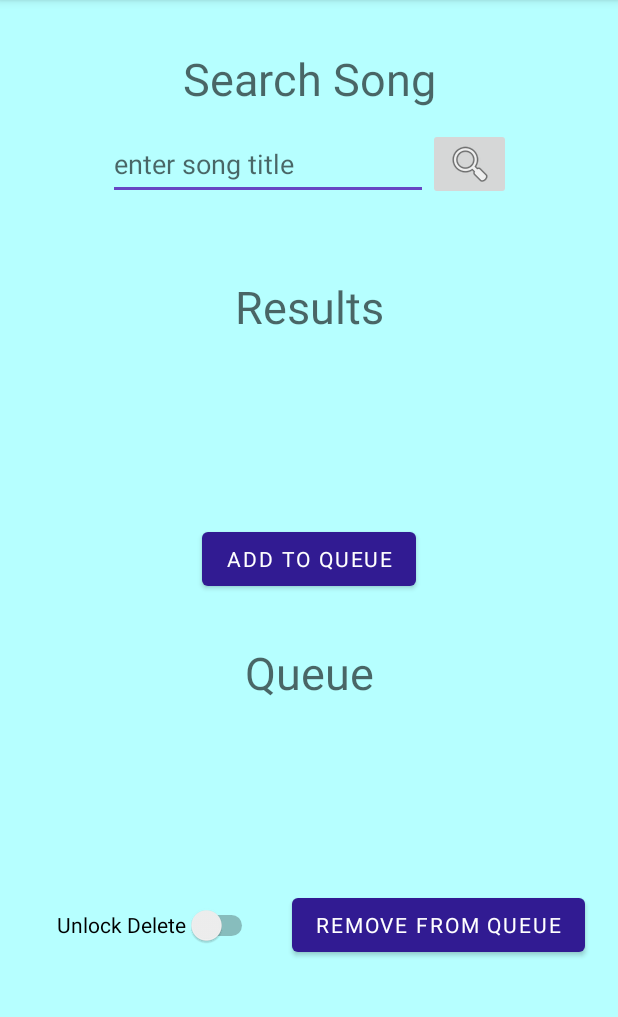
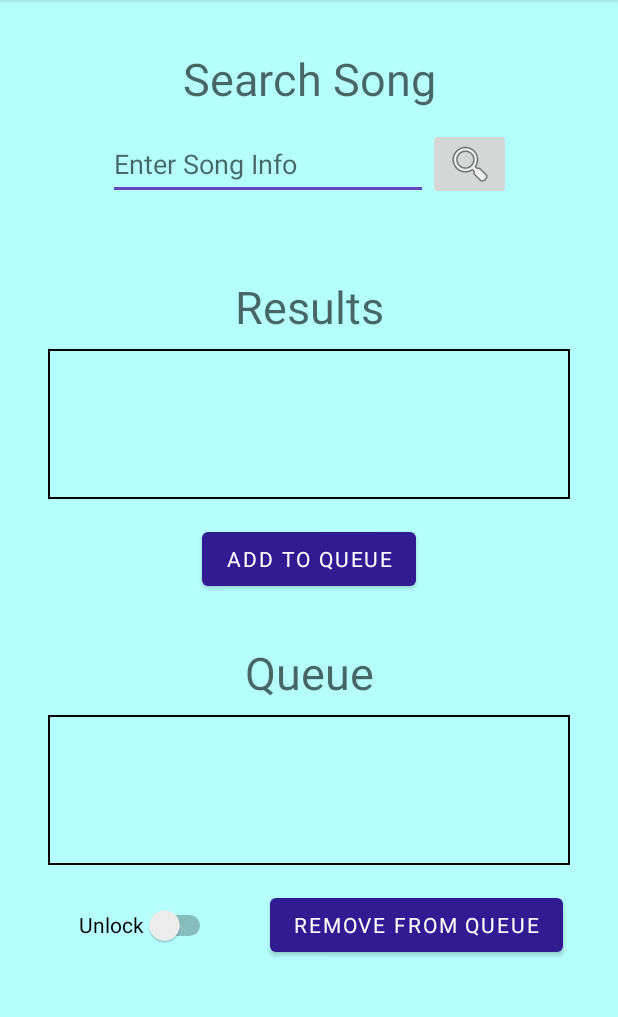
Before and after one commit to BenjaminDashiell/Benjamin-Dashiell-MAD_F21, an Android app: the screen it shows after launch (MainActivity), on a phone screen of 412 x 824 dp, the part 84-1101 px from its top. Run offline under Robolectric (Android 15) with nearby library versions, the phone set to English and light mode, and no system bars; Roboto replaces fonts that are not available here.

Commit message:
Karaoke V1.3
Final Version of Karaoke Project

```diff
--- /dev/null
+++ b/Projects/Karaoke/app/src/main/res/drawable/border.xml
@@ -0,0 +1,5 @@
+<?xml version="1.0" encoding="utf-8"?>
+<shape xmlns:android="http://schemas.android.com/apk/res/android" android:shape="rectangle" >
+<!--    <solid android:color="#FFF" />-->
+    <stroke android:width="1dip" android:color="@color/black" />
+</shape>
--- a/Projects/Karaoke/app/src/main/res/layout/activity_main.xml
+++ b/Projects/Karaoke/app/src/main/res/layout/activity_main.xml
@@ -3,8 +3,7 @@
     xmlns:app="http://schemas.android.com/apk/res-auto"
     xmlns:tools="http://schemas.android.com/tools"
     android:layout_width="match_parent"
-    android:layout_height="wrap_content"
-    android:minHeight="250dp">
+    android:layout_height="wrap_content">
 
     <androidx.constraintlayout.widget.ConstraintLayout
         android:id="@+id/root_layout"
@@ -80,6 +79,9 @@
             android:layout_marginBottom="8dp"
             android:choiceMode="multipleChoice"
             android:fontFamily="@font/quantico"
+            android:background="@drawable/border"
+            android:divider="@color/black"
+            android:dividerHeight="1dp"
             app:layout_constraintBottom_toTopOf="@+id/addQueueButton"
             app:layout_constraintEnd_toEndOf="parent"
             app:layout_constraintHorizontal_bias="0.0"
@@ -123,6 +125,9 @@
             android:layout_marginEnd="32dp"
             android:choiceMode="multipleChoice"
             android:fontFamily="@font/quantico"
+            android:background="@drawable/border"
+            android:divider="@color/black"
+            android:dividerHeight="1dp"
             app:layout_constraintEnd_toEndOf="parent"
             app:layout_constraintStart_toStartOf="parent"
             app:layout_constraintTop_toBottomOf="@+id/textView2" />
--- a/Projects/Karaoke/app/src/main/res/values/strings.xml
+++ b/Projects/Karaoke/app/src/main/res/values/strings.xml
@@ -1,12 +1,10 @@
 <resources>
     <string name="app_name">karaoke</string>
     <string name="label1">Search Song</string>
-    <string name="userTextInput">enter song title</string>
+    <string name="userTextInput">Enter Song Info</string>
     <string name="label2">Results</string>
     <string name="button1">Add To Queue</string>
     <string name="label3">Queue</string>
     <string name="button2">Remove From Queue</string>
-<!--    <string name="button3">Remove From Queue</string>-->
-<!--    <string name="done">done</string>-->
-    <string name="switchLabel">Unlock Delete</string>
+    <string name="switchLabel">Unlock</string>
 </resources>
```
Also changed, not shown: Projects/Karaoke/app/src/main/java/com/example/karaoke/MainActivity.kt (+66 -34 lines), 4 other files.
